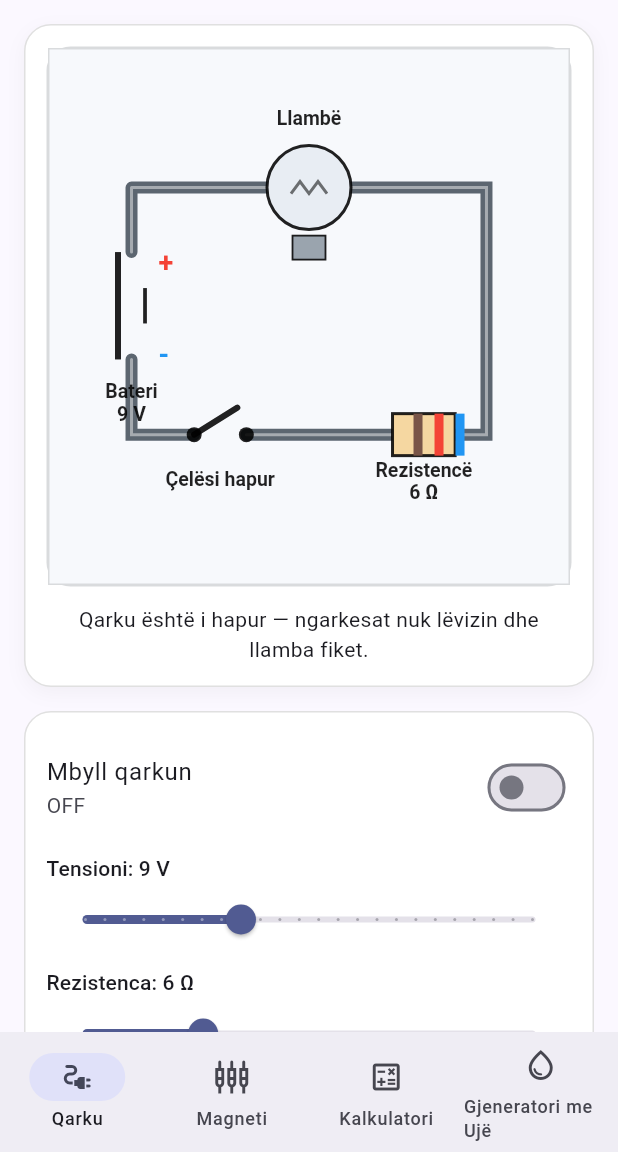
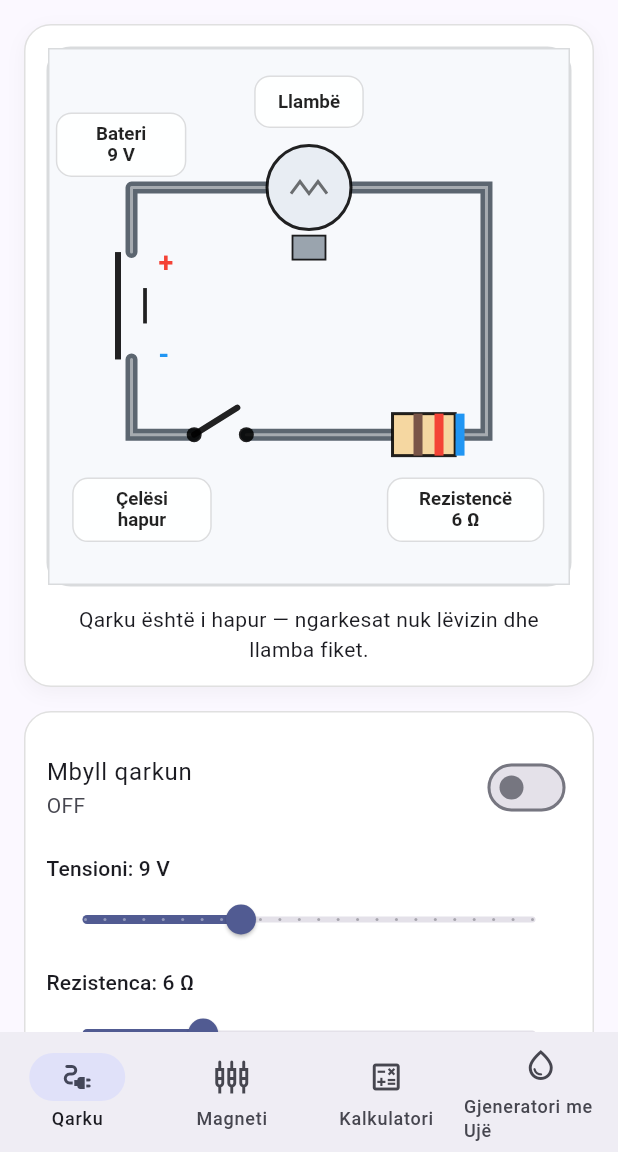
Before and after one commit to drilonkrivaqa/lab_app, a Flutter app: the screen it shows after launch, after a tap on "Mbyll qarkun", on a phone screen of 412 x 824 dp, the part 84-1236 px from its top. Run offline on Flutter 3.47's test engine with Material 3 defaults, Android fonts, the phone set to English and light mode, and no system bars.

Commit message:
Circuit redesigned

```diff
--- a/lib/painters/circuit_painter.dart
+++ b/lib/painters/circuit_painter.dart
@@ -117,25 +117,45 @@ class PiktoriQarku extends CustomPainter {
       );
     }
 
-    _drawLabel(
+    // Labels moved to empty zones so they don't sit on top of the circuit
+    _drawLabelCard(
       canvas,
       'Bateri\n${tensioni.toStringAsFixed(0)} V',
-      Offset(batteryX, batteryBottom + 14),
+      Rect.fromCenter(
+        center: Offset(size.width * 0.14, size.height * 0.18),
+        width: 86,
+        height: 42,
+      ),
     );
-    _drawLabel(
+
+    _drawLabelCard(
       canvas,
       'Llambë',
-      Offset(bulbCenter.dx, top - 54),
+      Rect.fromCenter(
+        center: Offset(size.width * 0.50, size.height * 0.10),
+        width: 72,
+        height: 34,
+      ),
     );
-    _drawLabel(
+
+    _drawLabelCard(
       canvas,
       'Rezistencë\n${rezistenca.toStringAsFixed(0)} Ω',
-      Offset((resistorLeft + resistorRight) / 2, bottom + 16),
+      Rect.fromCenter(
+        center: Offset(size.width * 0.80, size.height * 0.86),
+        width: 104,
+        height: 42,
+      ),
     );
-    _drawLabel(
+
+    _drawLabelCard(
       canvas,
-      qarkuMbyllur ? 'Çelësi mbyllur' : 'Çelësi hapur',
-      Offset((switchLeft + switchRight) / 2, bottom + 22),
+      qarkuMbyllur ? 'Çelësi\nmbyllur' : 'Çelësi\nhapur',
+      Rect.fromCenter(
+        center: Offset(size.width * 0.18, size.height * 0.86),
+        width: 92,
+        height: 42,
+      ),
     );
   }
 
@@ -347,9 +367,6 @@ class PiktoriQarku extends CustomPainter {
 
     if (points.isEmpty) return;
 
-    // Kjo është pjesa e rëndësishme:
-    // progresi bazë shumëzohet me shpejtësinë reale
-    // që varet nga tensioni / rezistenca.
     final effectiveProgress = (progresi * shpejtesiaNgarkesave * 6.0) % 1.0;
     final shift = (effectiveProgress * points.length).floor();
 
@@ -366,22 +383,43 @@ class PiktoriQarku extends CustomPainter {
     }
   }
 
-  void _drawLabel(Canvas canvas, String text, Offset center) {
+  void _drawLabelCard(Canvas canvas, String text, Rect rect) {
+    final rrect = RRect.fromRectAndRadius(rect, const Radius.circular(10));
+
+    canvas.drawRRect(
+      rrect,
+      Paint()..color = Colors.white.withOpacity(0.92),
+    );
+
+    canvas.drawRRect(
+      rrect,
+      Paint()
+        ..color = Colors.black12
+        ..style = PaintingStyle.stroke
+        ..strokeWidth = 1,
+    );
+
     final tp = TextPainter(
       text: TextSpan(
         text: text,
         style: const TextStyle(
           color: Colors.black87,
-          fontSize: 13,
+          fontSize: 12.5,
           fontWeight: FontWeight.w600,
           height: 1.15,
         ),
       ),
       textDirection: TextDirection.ltr,
       textAlign: TextAlign.center,
-    )..layout(maxWidth: 120);
+    )..layout(maxWidth: rect.width - 10);
 
-    tp.paint(canvas, Offset(center.dx - tp.width / 2, center.dy));
+    tp.paint(
+      canvas,
+      Offset(
+        rect.center.dx - tp.width / 2,
+        rect.center.dy - tp.height / 2,
+      ),
+    );
   }
 
   @override
```
